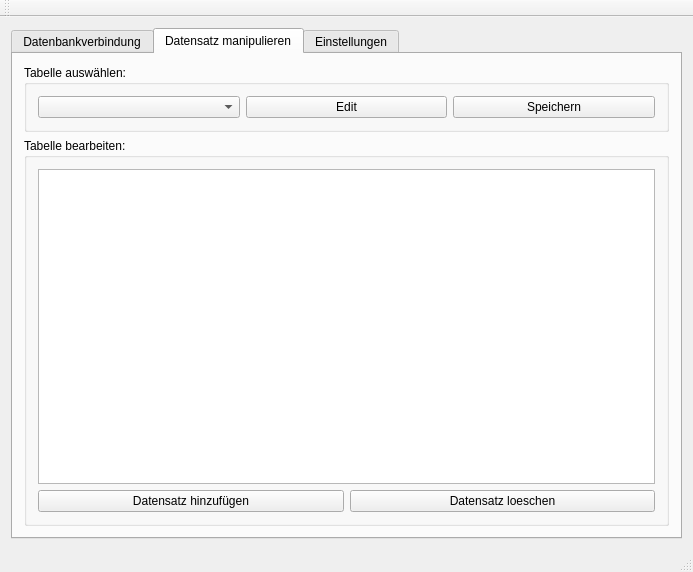
Old version of the form CPP_GUI/Q2_Admin/mainwindow.ui in the repository enohl/Q2_QuickQuizzer.
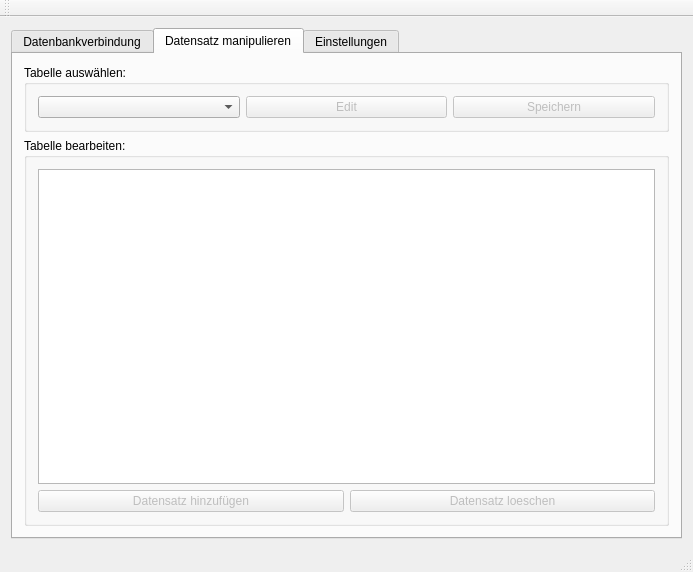
New version of the form. The open tabs and pages were chosen to show the change.

What changed in the file:
```diff
--- a/CPP_GUI/Q2_Admin/mainwindow.ui
+++ b/CPP_GUI/Q2_Admin/mainwindow.ui
@@ -158,13 +158,19 @@
              </item>
              <item>
               <widget class="QPushButton" name="btn_edit">
+               <property name="enabled">
+                <bool>false</bool>
+               </property>
                <property name="text">
                 <string>Edit</string>
                </property>
               </widget>
              </item>
              <item>
-              <widget class="QPushButton" name="btn_change">
+              <widget class="QPushButton" name="btn_save">
+               <property name="enabled">
+                <bool>false</bool>
+               </property>
                <property name="text">
                 <string>Speichern</string>
                </property>
@@ -202,6 +208,9 @@
             <layout class="QHBoxLayout" name="horizontalLayout_5">
              <item>
               <widget class="QPushButton" name="btn_add">
+               <property name="enabled">
+                <bool>false</bool>
+               </property>
                <property name="text">
                 <string>Datensatz hinzufügen</string>
                </property>
@@ -209,6 +218,9 @@
              </item>
              <item>
               <widget class="QPushButton" name="btn_delete">
+               <property name="enabled">
+                <bool>false</bool>
+               </property>
                <property name="text">
                 <string>Datensatz loeschen</string>
                </property>
```
Left out of the diff: 4 changed lines with no effect on the pictures.
